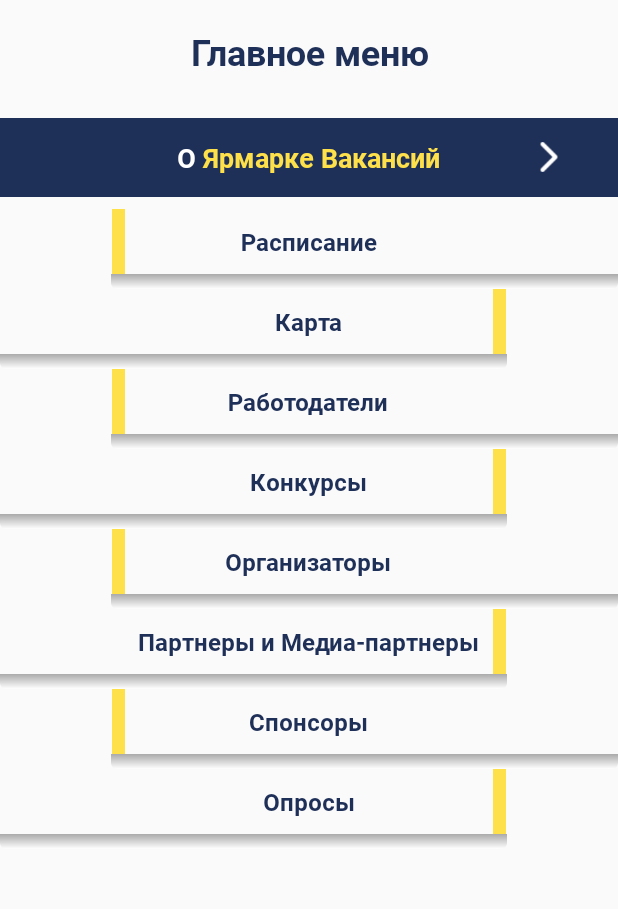
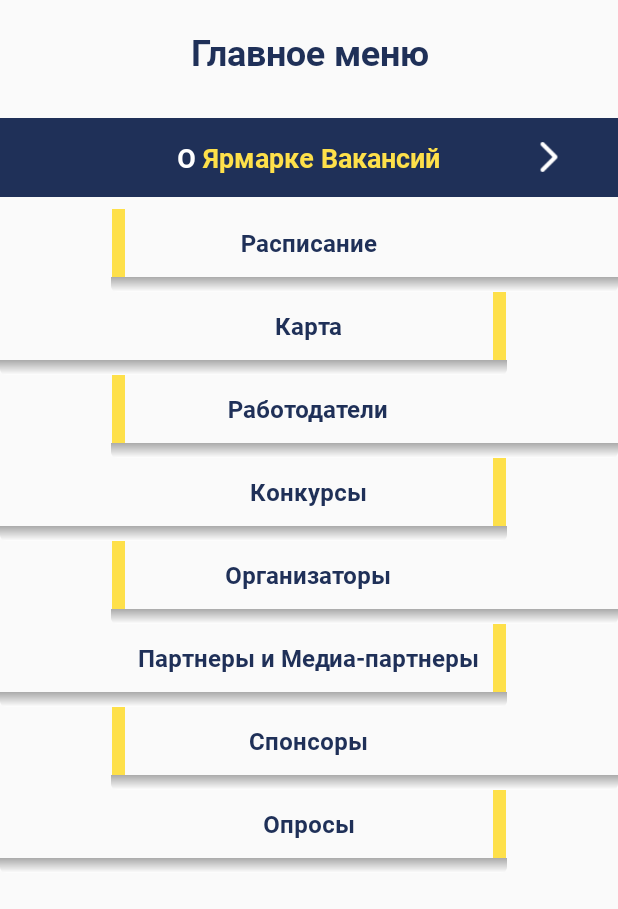
Before and after one commit to Alybaev/CareerFair, an Android app: the screen it shows after launch (MainMenuActivity), on a phone screen of 412 x 824 dp. Shown: the top 909 px of the screen. Run offline under Robolectric (Android 15) with nearby library versions, the phone set to English and light mode, and no system bars.

Commit message:
just increase height of categories

```diff
--- a/app/src/main/res/values/dimens.xml
+++ b/app/src/main/res/values/dimens.xml
@@ -1,6 +1,6 @@
 <?xml version="1.0" encoding="utf-8"?>
 <resources>
-    <dimen name="height_of_categories">43dp</dimen>
+    <dimen name="height_of_categories">45dp</dimen>
     <dimen name="width_of_categories">338dp</dimen>
     <dimen name="margin_top_for_item_in_schedule">3dp</dimen>
 </resources>
```
